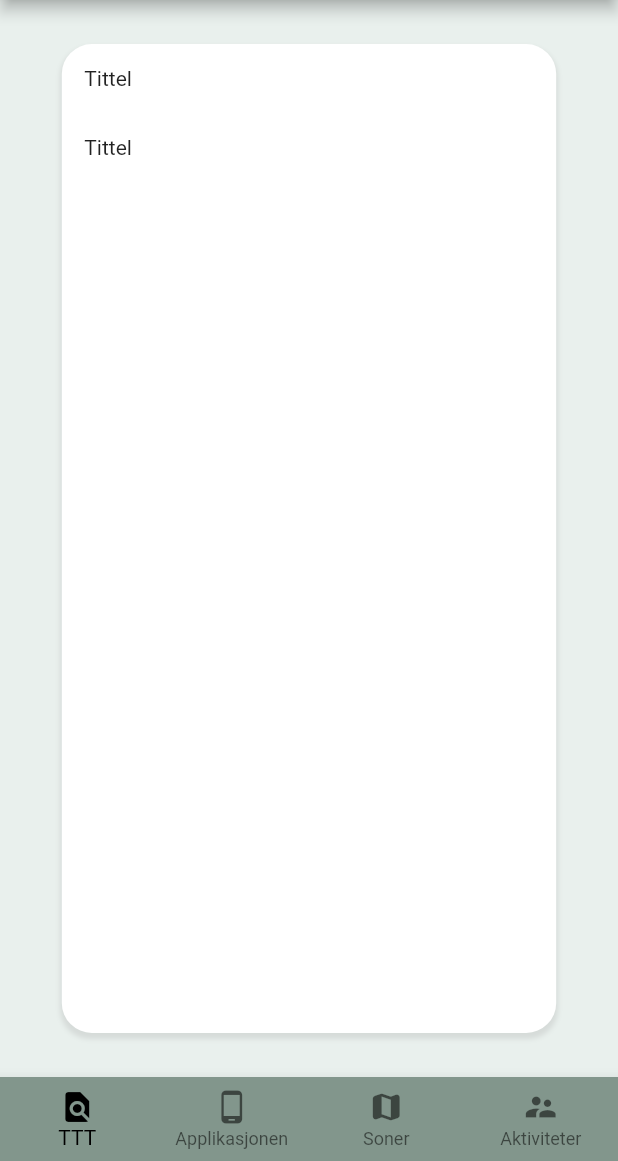
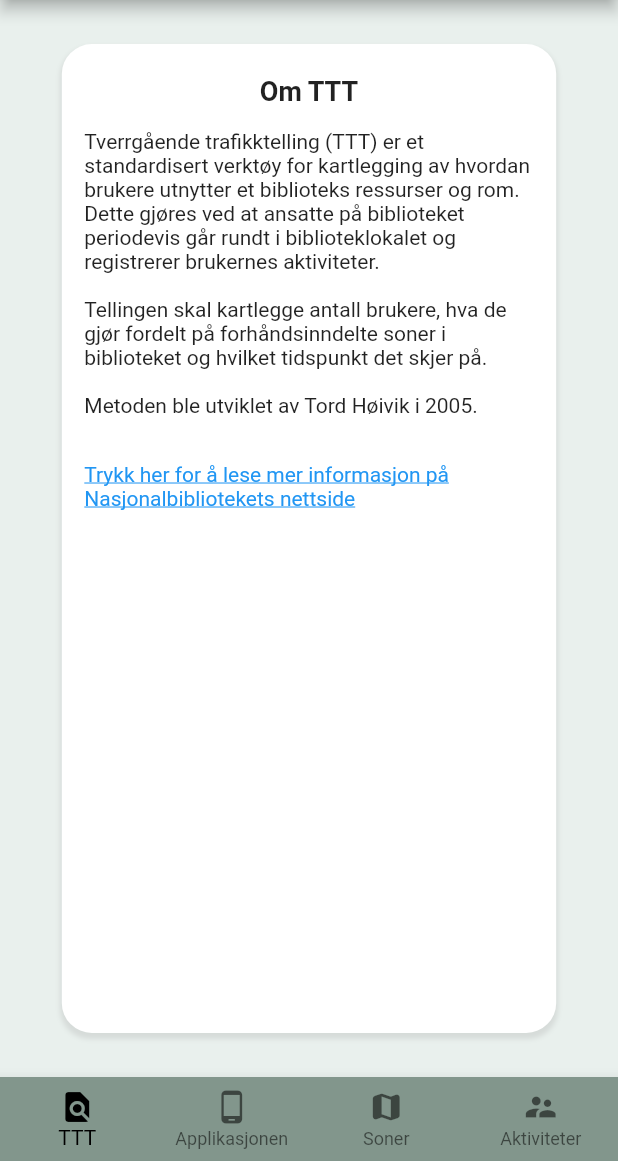
Before and after one commit to zaktaw/DATA3900-Bacheloroppgave, a Flutter app: the Help screen opened by its route, on a phone screen of 412 x 824 dp, the part 75-1236 px from its top. Run offline on Flutter 3.47's test engine with Material 2 defaults, Android fonts, the phone set to English and light mode, and no system bars; our stand-ins replace auto_size_text, dots_indicator, fluttertoast, hive, hive_flutter; accounts and stored records are empty.

Commit message:
Add link in help page

```diff
--- a/lib/help_page/help_about_TTT.dart
+++ b/lib/help_page/help_about_TTT.dart
@@ -1,5 +1,8 @@
+import 'package:bacheloroppgave/resources/app_string.dart';
 import 'package:bacheloroppgave/resources/app_theme.dart';
 import 'package:flutter/material.dart';
+import 'package:flutter/services.dart';
+import 'package:url_launcher/url_launcher.dart';
 
 class HelpTTT extends StatelessWidget {
   const HelpTTT({ Key? key }) : super(key: key);
@@ -13,10 +16,11 @@ class HelpTTT extends StatelessWidget {
           borderRadius: BorderRadius.circular(BOX_BORDER_RADIUS)),
         child: ListView(
           children: [
-            Padding(padding: EdgeInsets.all(15), child: Text("Tittel")),
+            Text(HELP_TTT_TITLE, textAlign: TextAlign.center, style: const TextStyle(fontSize: 18, fontWeight: FontWeight.bold)),
+            Padding(padding: EdgeInsets.all(15), child: Text(HELP_TTT_CONTENT)),
             Padding(padding: EdgeInsets.all(15), child: new InkWell(
-              child: new Text("Tittel"),
-              onTap: () => "link",
+              child: new Text(HELP_TTT_LINK_TEXT, style: TextStyle(color: Colors.blue, decoration: TextDecoration.underline)),
+              onTap: () => launch(HELP_TTT_LINK),
             )),
           ],
         ),
--- a/lib/resources/app_string.dart
+++ b/lib/resources/app_string.dart
@@ -25,3 +25,14 @@ String THIRD_PAGEVIEW_STRING =
 String FOURTH_PAGEVIEW_STRING_TITLE = "\nBekreft telling";
 String FOURTH_PAGEVIEW_STRING =
     "\nPå denne siden kan du se igjennom antallet du har lagt inn i tellingen. Bekreft med ditt navn og send inn tellingen når du er klar\n";
+
+// About TTT
+
+String HELP_TTT_TITLE = "\nOm TTT";
+String HELP_TTT_CONTENT =
+    "Tverrgående trafikktelling (TTT) er et standardisert verktøy for kartlegging av " +
+        "hvordan brukere utnytter et biblioteks ressurser og rom. Dette gjøres ved at ansatte på biblioteket periodevis går rundt i biblioteklokalet og registrerer brukernes aktiviteter." +
+        "\n\nTellingen skal kartlegge antall brukere, hva de gjør fordelt på forhåndsinndelte soner i biblioteket og hvilket tidspunkt det skjer på. \n\nMetoden ble utviklet av Tord Høivik i 2005.";
+String HELP_TTT_LINK_TEXT = "Trykk her for å lese mer informasjon på Nasjonalbibliotekets nettside";
+String HELP_TTT_LINK =
+    "https://bibliotekutvikling.no/kartleggingsmetoder/kartleggingsmetoder/ttt-forsteside/";
--- a/pubspec.yaml
+++ b/pubspec.yaml
@@ -42,6 +42,9 @@ dependencies:
   hive: ^2.0.6
   hive_flutter: ^1.0.0
   auto_size_text: ^3.0.0
+
+  # url_launcher
+  url_launcher: ^5.4.0
 
 dev_dependencies:
   flutter_test:
```
Also changed, not shown: pubspec.lock.
